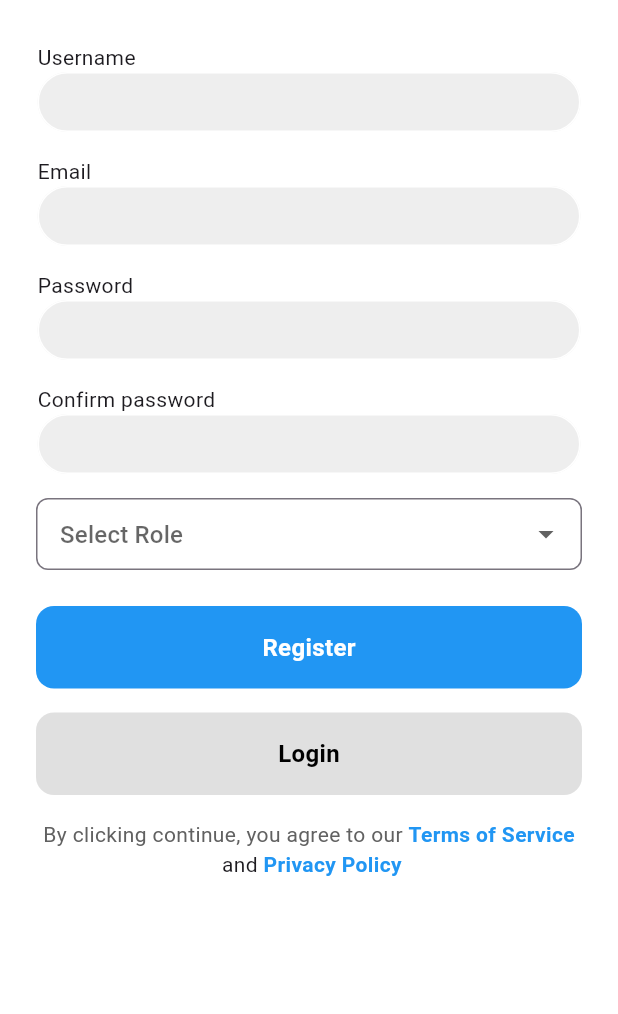
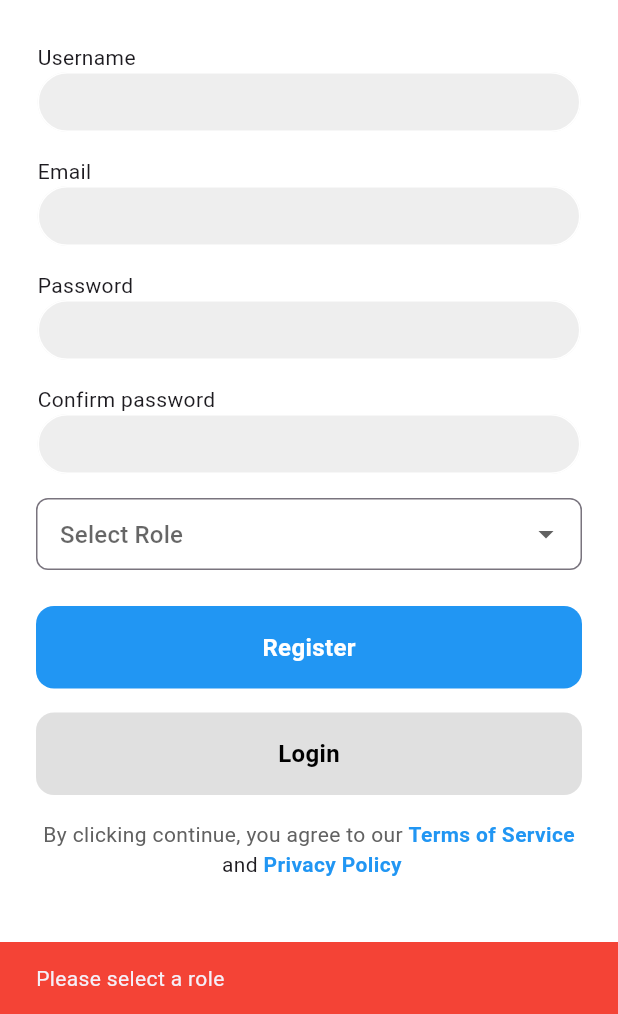
Before and after one commit to ryaddevpro/my-service, a Flutter app: the screen it shows after launch, after a tap on "Get Started", after a tap on "Register", on a phone screen of 412 x 824 dp, the part 222-1236 px from its top. Run offline on Flutter 3.47's test engine with Material 3 defaults, Android fonts, the phone set to English and light mode, and no system bars; our stand-ins replace fl_chart, flutter_dotenv, flutter_rating_bar, supabase_flutter; accounts and stored records are empty.

Commit message:
register login implementation done !

```diff
--- a/lib/main.dart
+++ b/lib/main.dart
@@ -1,19 +1,32 @@
 import 'package:flutter/material.dart';
+import 'package:flutter_dotenv/flutter_dotenv.dart';
 import 'package:my_service/pages/intro_page.dart';
+import 'package:supabase_flutter/supabase_flutter.dart';
 // import 'package:my_service/pages/services/services_page.dart';
 
-void main() {
+void main() async {
+  await dotenv.load(); // Load environment variables
+  await Supabase.initialize(
+    url: dotenv.env['SUPABASE_URL']!,
+    anonKey: dotenv.env['SUPABASE_ANON_KEY']!,
+  );
   runApp(const MyApp());
 }
 
 class MyApp extends StatelessWidget {
   const MyApp({super.key});
 
+  // Define a GlobalKey for ScaffoldMessenger
+  static final GlobalKey<ScaffoldMessengerState> scaffoldMessengerKey =
+      GlobalKey<ScaffoldMessengerState>();
+
   // This widget is the root of your application.
   @override
   Widget build(BuildContext context) {
     return MaterialApp(
       debugShowCheckedModeBanner: false,
+      scaffoldMessengerKey: scaffoldMessengerKey, // Use the key here
+
       home: IntroPage(),
     );
   }
--- /dev/null
+++ b/lib/models/service.dart
@@ -0,0 +1,47 @@
+class Service {
+  final String? id;
+  final String? nom;
+  final String creePar;
+  final String? description;
+  final String categorie;
+
+  Service({
+    this.id,
+    this.nom,
+    required this.creePar,
+    this.description,
+    required this.categorie,
+  });
+
+  // To map data from Supabase to Service object
+  factory Service.fromJson(Map<String, dynamic> json) {
+    return Service(
+      id: json['id'],
+      nom: json['nom'],
+      creePar: json['creePar'],
+      description: json['description'],
+      categorie: json['categorie'],
+    );
+  }
+
+  // To map Service object to a JSON object for Supabase
+  Map<String, dynamic> toJson() {
+    final Map<String, dynamic> data = {};
+
+    // Only include non-null attributes in the JSON
+    if (nom != null) {
+      data['nom'] = nom;
+    }
+
+    data['creePar'] = creePar; // Always included since it's required
+
+    if (description != null) {
+      data['description'] = description;
+    }
+
+    data['categorie'] = categorie; // Always included since it's required
+
+    // Do not include 'id' if it's auto-generated by Supabase
+    return data;
+  }
+}
--- /dev/null
+++ b/lib/models/utilisateur.dart
@@ -0,0 +1,71 @@
+enum ROLE_ENUM { admin, prestataire, client }
+
+class Utilisateur {
+  final String? id;
+  final String? nom;
+  final String? email;
+  final String? telephone;
+  final String? password;
+  final ROLE_ENUM? role;
+  final String? login;
+
+  Utilisateur({
+    this.id,
+    this.nom,
+    this.email,
+    this.telephone,
+    this.password,
+    this.role,
+    this.login,
+  });
+
+  // To map data from Supabase to User object
+  factory Utilisateur.fromJson(Map<String, dynamic> json) {
+    return Utilisateur(
+      id: json['id'],
+      nom: json['nom'],
+      email: json['email'],
+      telephone: json['telephone'],
+      password: json['password'],
+      role: ROLE_ENUM.values.firstWhere(
+        (e) => e.toString() == 'ROLE_ENUM.${json['role']}',
+        orElse: () => ROLE_ENUM.client, // Default to 'client' if role is invalid
+      ),
+      login: json['login'],
+    );
+  }
+
+  // To map User object to a JSON object for Supabase
+  Map<String, dynamic> toJson() {
+    final Map<String, dynamic> data = {};
+
+    // Only include non-null attributes in the JSON
+    if (nom != null) {
+      data['nom'] = nom;
+    }
+
+    if (email != null) {
+      data['email'] = email;
+    }
+
+    if (telephone != null) {
+      data['telephone'] = telephone;
+    }
+
+    // Check if password is not null and not empty
+    if (password != null && password!.isNotEmpty) {
+      data['password'] = password;
+    }
+
+    if (role != null) {
+      data['role'] = role.toString().split('.').last; // Store only the enum value
+    }
+
+    if (login != null) {
+      data['login'] = login;
+    }
+
+    // Do not include 'id' if it's auto-generated by Supabase
+    return data;
+  }
+}
--- a/lib/pages/prestataire_dashboard.dart
+++ b/lib/pages/prestataire_dashboard.dart
@@ -7,6 +7,7 @@ class PrestataireDashboard extends StatelessWidget {
   Widget build(BuildContext context) {
     return Scaffold(
       appBar: AppBar(
+
         title: Text('Tableau de Bord Prestataire'),
         centerTitle: true,
       ),
--- a/lib/pages/register_page.dart
+++ b/lib/pages/register_page.dart
@@ -1,19 +1,60 @@
 import 'package:flutter/material.dart';
-
+import 'package:my_service/DAO/utilisateur.dart';
 import 'package:my_service/components/my_textfield.dart';
+import 'package:my_service/models/utilisateur.dart';
 import 'package:my_service/pages/login_page.dart';
+import 'package:my_service/utils/snack_msg.dart';
 
 // ignore: must_be_immutable
-class RegisterPage extends StatelessWidget {
-  RegisterPage({super.key});
+class RegisterPage extends StatefulWidget {
+  const RegisterPage({super.key});
+
+  @override
+  State<RegisterPage> createState() => _RegisterPageState();
+}
+
+class _RegisterPageState extends State<RegisterPage> {
+  final utilisateurDAO = UtilisateurDAO();
 
   // Controllers
-  final usernameController = TextEditingController();
+  final nomController = TextEditingController();
   final emailController = TextEditingController();
   final passwordController = TextEditingController();
   final confirmPasswordController = TextEditingController();
 
-  String? selectedRole; // Variable to hold the selected value
+  ROLE_ENUM? selectedRole;
+
+  void navigateToLogin() {
+    Navigator.push(context, MaterialPageRoute(
+      builder: (context) {
+        return LoginPage();
+      },
+    ));
+  }
+
+  void handleRegister() async {
+    print("-----------------------------------------------");
+    if (passwordController.text != confirmPasswordController.text) {
+      showMessage('Passwords do not match', isError: true);
+      return;
+    }
+
+    if (selectedRole == null) {
+      showMessage('Please select a role', isError: true);
+      return;
+    }
+
+    Utilisateur newUser = Utilisateur(
+      email: emailController.text,
+      nom: nomController.text,
+      password: passwordController.text,
+      role: selectedRole,
+    );
+    final bool user = await utilisateurDAO.createUser(newUser);
+    if (user) {
+      navigateToLogin();
+    }
+  }
 
   @override
   Widget build(BuildContext context) {
@@ -25,7 +66,6 @@ class RegisterPage extends StatelessWidget {
             child: Column(
               mainAxisAlignment: MainAxisAlignment.center,
               children: [
-                // Title
                 const Padding(
                   padding: EdgeInsets.only(top: 40.0, bottom: 20.0),
                   child: Text(
@@ -37,76 +77,73 @@ class RegisterPage extends StatelessWidget {
                     ),
                   ),
                 ),
-
-                // Username Field
                 Padding(
-                  padding: const EdgeInsets.symmetric(horizontal: 0.0, vertical: 8.0),
+                  padding: const EdgeInsets.symmetric(
+                      horizontal: 0.0, vertical: 8.0),
                   child: MyTextfield(
-                    controller: usernameController,
+                    controller: nomController,
                     hintText: 'Username',
                     obscureText: false,
                   ),
                 ),
-
-                // Email Field
                 Padding(
-                  padding: const EdgeInsets.symmetric(horizontal: 0.0, vertical: 8.0),
+                  padding: const EdgeInsets.symmetric(
+                      horizontal: 0.0, vertical: 8.0),
                   child: MyTextfield(
                     controller: emailController,
                     hintText: 'Email',
                     obscureText: false,
                   ),
                 ),
-
-                // Password Field
                 Padding(
-                  padding: const EdgeInsets.symmetric(horizontal: 0.0, vertical: 8.0),
+                  padding: const EdgeInsets.symmetric(
+                      horizontal: 0.0, vertical: 8.0),
                   child: MyTextfield(
                     controller: passwordController,
                     hintText: 'Password',
                     obscureText: true,
                   ),
                 ),
-
-                // Confirm Password Field
                 Padding(
-                  padding: const EdgeInsets.symmetric(horizontal: 0.0, vertical: 8.0),
+                  padding: const EdgeInsets.symmetric(
+                      horizontal: 0.0, vertical: 8.0),
                   child: MyTextfield(
                     controller: confirmPasswordController,
                     hintText: 'Confirm password',
                     obscureText: true,
                   ),
                 ),
-
-                // Role Dropdown
                 Padding(
-                  padding: const EdgeInsets.symmetric(horizontal: 24.0, vertical: 8.0),
-                  child: DropdownButtonFormField<String>(
+                  padding: const EdgeInsets.symmetric(
+                      horizontal: 24.0, vertical: 8.0),
+                  child: DropdownButtonFormField<ROLE_ENUM>(
                     value: selectedRole,
                     decoration: InputDecoration(
                       hintText: 'Select Role',
-                      contentPadding: const EdgeInsets.symmetric(horizontal: 12.0),
+                      contentPadding:
+                          const EdgeInsets.symmetric(horizontal: 12.0),
                       border: OutlineInputBorder(
                         borderRadius: BorderRadius.circular(8.0),
                       ),
                     ),
-                    items: const [
-                      DropdownMenuItem(value: "client", child: Text("Client")),
-                      DropdownMenuItem(value: "vendeur", child: Text("Vendeur")),
-                    ],
-                    onChanged: (value) {
-                      selectedRole = value;
+                    items: ROLE_ENUM.values.map((ROLE_ENUM role) {
+                      return DropdownMenuItem<ROLE_ENUM>(
+                        value: role,
+                        child: Text(role.toString().split('.').last),
+                      );
+                    }).toList(),
+                    onChanged: (ROLE_ENUM? value) {
+                      setState(() {
+                        selectedRole = value;
+                      });
                     },
                   ),
                 ),
-
-
-
-                // Register Button
                 Padding(
-                  padding: const EdgeInsets.symmetric(horizontal: 24.0, vertical: 16.0),
+                  padding: const EdgeInsets.symmetric(
+                      horizontal: 24.0, vertical: 16.0),
                   child: GestureDetector(
-                    onTap: () {},
+                    onTap: handleRegister,
                     child: Container(
                       width: double.infinity,
                       alignment: Alignment.center,
@@ -126,8 +163,6 @@ class RegisterPage extends StatelessWidget {
                     ),
                   ),
                 ),
-
-                // Login Button
                 Padding(
                   padding: const EdgeInsets.symmetric(horizontal: 24.0),
                   child: GestureDetector(
@@ -154,10 +189,9 @@ class RegisterPage extends StatelessWidget {
                     ),
                   ),
                 ),
-
-                // Privacy Text
                 Padding(
-                  padding: const EdgeInsets.symmetric(vertical: 16.0, horizontal: 24.0),
+                  padding: const EdgeInsets.symmetric(
+                      vertical: 16.0, horizontal: 24.0),
                   child: Wrap(
                     alignment: WrapAlignment.center,
                     children: [
--- /dev/null
+++ b/lib/utils/snack_msg.dart
@@ -0,0 +1,12 @@
+import 'package:flutter/material.dart';
+import 'package:my_service/main.dart'; // Import main.dart to access the global key
+
+// Global function to show success or error messages
+void showMessage(String message, {bool isError = false}) {
+  MyApp.scaffoldMessengerKey.currentState?.showSnackBar(
+    SnackBar(
+      content: Text(message),
+      backgroundColor: isError ? Colors.red : Colors.green,
+    ),
+  );
+}
--- a/pubspec.yaml
+++ b/pubspec.yaml
@@ -36,6 +36,9 @@ dependencies:
   cupertino_icons: ^1.0.8
   fl_chart: ^0.70.1
   flutter_rating_bar: ^4.0.1
+  supabase_flutter: ^2.8.3
+  dotenv: ^4.2.0
+  flutter_dotenv: ^5.2.1
 
 dev_dependencies:
   flutter_test:
@@ -62,6 +65,7 @@ flutter:
   # To add assets to your application, add an assets section, like this:
   assets:
    - lib/images/
+   - .env
   #   - images/a_dot_ham.jpeg
 
   # An image asset can refer to one or more resolution-specific "variants", see
```
Also changed, not shown: lib/DAO/generic.dart (added, +91 -0 lines), lib/DAO/service.dart (added, +36 -0 lines), lib/DAO/utilisateur.dart (added, +84 -0 lines), lib/config/supabase_config.dart (added, +13 -0 lines), lib/pages/login_page.dart (+38 -24 lines), pubspec.lock, 6 other files.
